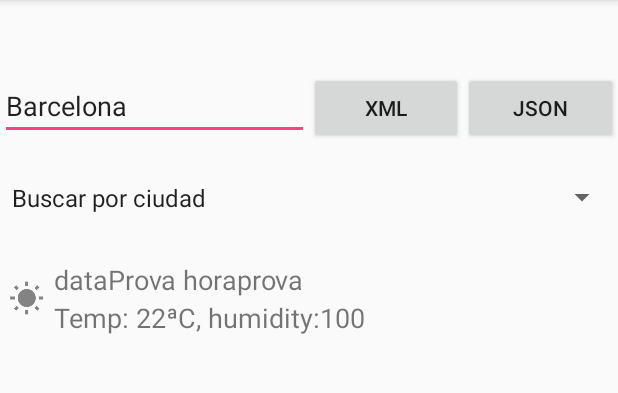
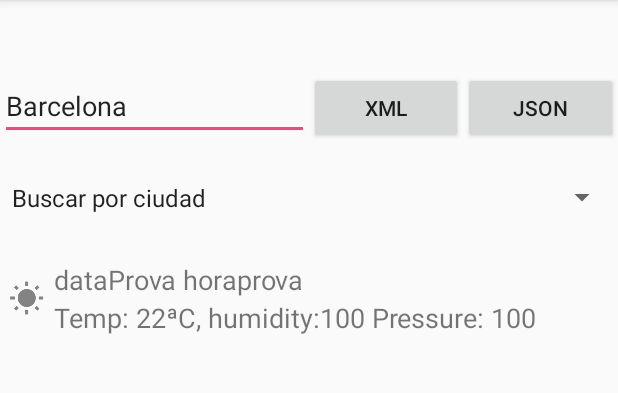
Before and after one commit to damarillom/PT16-Android, an Android app: the screen it shows after launch (MainActivity), after a tap on "JSON", on a phone screen of 412 x 824 dp, the part 113-506 px from its top. Run offline under Robolectric (Android 15) with nearby library versions, the phone set to English and light mode, and no system bars.

Commit message:
Camp add to BBDD and camp pressure add to app

```diff
--- a/app/src/main/java/com/example/danie/pt16/CustomAdapter.java
+++ b/app/src/main/java/com/example/danie/pt16/CustomAdapter.java
@@ -113,7 +113,7 @@ public class CustomAdapter extends RecyclerView.Adapter<CustomAdapter.ViewHolder
         else
             holder.imatge.setImageResource(R.drawable.ic_action_sun);
 
-        holder.tempe.setText("Temp: " + name.getTempe() + "ªC, humidity:" + name.getHumidity() );
+        holder.tempe.setText("Temp: " + name.getTempe() + "ªC, humidity:" + name.getHumidity() + " Pressure: " + name.getPress());
 
     }
 
--- a/app/src/main/java/com/example/danie/pt16/MainActivity.java
+++ b/app/src/main/java/com/example/danie/pt16/MainActivity.java
@@ -91,6 +91,15 @@ public class MainActivity extends AppCompatActivity implements
 
             switch (position){
                 case 0:
+                    /**try {
+                        openWeather(false,Float.parseFloat("0"),Float.parseFloat("0"));
+                        //openWeather(false);
+                    } catch (XmlPullParserException e) {
+                        e.printStackTrace();
+                    } catch (JSONException e) {
+                        e.printStackTrace();
+                    }*/
+
                     try {
                         openWeather(false,Float.parseFloat("0"),Float.parseFloat("0"));
                         //openWeather(false);
@@ -294,14 +303,14 @@ public class MainActivity extends AppCompatActivity implements
                     if (!JSonFormat) {
                         temps = pars.parsejaXml(result);
                         //List<Temp> model = new ArrayList<>();
-                        Temp temp = new Temp("dataProvaThoraprova", "22", "hot", "100");
+                        Temp temp = new Temp("dataProvaThoraprova", "22", "hot", "100", "100");
                         //model.add(temp);
                         temps.add(temp);
                     } else {
                         //Log.d("test", "openWeather,entra parsejaJSon ");
 
                         temps = pars.parsejaJSon(result);
-                        Temp temp = new Temp("dataProva horaprova", "22", "hot", "100");
+                        Temp temp = new Temp("dataProva horaprova", "22", "hot", "100", "100");
                         temps.add(temp);
                     }
 
@@ -330,14 +339,14 @@ public class MainActivity extends AppCompatActivity implements
                     if (!JSonFormat) {
                         temps = pars.parsejaXml(result);
                         //List<Temp> model = new ArrayList<>();
-                        Temp temp = new Temp("dataProvaThoraprova", "22", "hot", "100");
+                        Temp temp = new Temp("dataProvaThoraprova", "22", "hot", "100", "100");
                         //model.add(temp);
                         temps.add(temp);
                     } else {
                         //Log.d("test", "openWeather,entra parsejaJSon ");
 
                         temps = pars.parsejaJSon(result);
-                        Temp temp = new Temp("dataProva horaprova", "22", "hot", "100");
+                        Temp temp = new Temp("dataProva horaprova", "22", "hot", "100", "100");
                         temps.add(temp);
                     }
 
--- a/app/src/main/java/com/example/danie/pt16/Parser.java
+++ b/app/src/main/java/com/example/danie/pt16/Parser.java
@@ -25,6 +25,7 @@ public class Parser extends AppCompatActivity {
         String calorFred = null;
         Temp temp;
         String humid=null;
+        String press=null;
 
         List<Temp> llista = new ArrayList<Temp>();
         String direccion="";
@@ -47,6 +48,8 @@ public class Parser extends AppCompatActivity {
                     //temperature = resultJSON.getJSONObject(i).getString("main");
                     temperature = resultJSON.getJSONObject(i).getJSONObject("main").getString("temp");
 
+                    press = resultJSON.getJSONObject(i).getJSONObject("main").getString("pressure");
+
                     time = resultJSON.getJSONObject(i).getString("dt_txt");
                     if (temperature != null) {
                         if (Double.parseDouble(temperature) >= 20) {
@@ -56,8 +59,8 @@ public class Parser extends AppCompatActivity {
                         }
                     }
 
-                    temp = new Temp(time, temperature, calorFred, humid);
-                    Log.d("test", "bloc " + String.valueOf(i) + " " + time + " " + temperature + " " + humid + " " + calorFred);
+                    temp = new Temp(time, temperature, calorFred, humid, press);
+                    Log.d("test", "bloc " + String.valueOf(i) + " " + time + " " + temperature + " " + humid + " " + calorFred + " " + press);
                     llista.add(temp);
                     time = null;
                     temperature = null;
@@ -81,7 +84,7 @@ public class Parser extends AppCompatActivity {
 
         String time = null;
         String temperature = null;
-        String calorFred = null, humid=null;
+        String calorFred = null, humid=null, press = null;
         Temp temp;
 
         List<Temp> llista = new ArrayList<Temp>();
@@ -109,6 +112,10 @@ public class Parser extends AppCompatActivity {
                     humid = xpp.getAttributeValue(null, "value");
                 }
 
+                if (xpp.getName().equals("pressure")) {
+                    press = xpp.getAttributeValue(null, "value");
+                }
+
                 if (temperature != null) {
                     if (Double.parseDouble(temperature) >= 20) {
                         calorFred = "hot";
@@ -120,7 +127,7 @@ public class Parser extends AppCompatActivity {
                 if (time != null && temperature != null) {
                     try {
                         time = time.replace   ("T"," ");
-                        temp = new Temp(time, temperature, calorFred,humid);
+                        temp = new Temp(time, temperature, calorFred,humid,press);
                         Log.d("test", "parsejant "+time+temperature+calorFred+humid);
                         llista.add(temp);
                         time=null;
--- a/app/src/main/java/com/example/danie/pt16/Temp.java
+++ b/app/src/main/java/com/example/danie/pt16/Temp.java
@@ -6,13 +6,14 @@ public class Temp {
         private String tempe;
         private String imatge;
         private String humidity;
+        private String press;
 
-
-    public Temp(String data, String tempe, String imatge, String humid) {
+    public Temp(String data, String tempe, String imatge, String humid, String press) {
         this.data = data;
         this.tempe = tempe;
         this.imatge = imatge;
         this.humidity=humid;
+        this.press=press;
 
     }
 
@@ -47,4 +48,12 @@ public class Temp {
     public void setImatge(String imatge) {
         this.imatge = imatge;
     }
+
+    public String getPress() {
+        return press;
+    }
+
+    public void setPress(String press) {
+        this.press = press;
+    }
 }
--- a/app/src/main/java/com/example/danie/pt16/TemperaturesContract.java
+++ b/app/src/main/java/com/example/danie/pt16/TemperaturesContract.java
@@ -8,12 +8,14 @@ public class TemperaturesContract {
     }
 
     public static final String TABLE_NAME = "openWeather";
+    public static final String NOMBRE_COLUMNA_ACCESO = "LastModified";
     public static final String NOMBRE_COLUMNA_NOMCIUTAT = "Nom";
     public static final String NOMBRE_COLUMNA_HORES = "Hores";
     public static final String NOMBRE_COLUMNA_TEMPS = "Temps";
 
 
     public static final String SQL_CREATE_ENTRIES = "CREATE TABLE " + TemperaturesContract.TABLE_NAME + " (" +
+            TemperaturesContract.NOMBRE_COLUMNA_ACCESO + " TEXT," +
             TemperaturesContract.NOMBRE_COLUMNA_NOMCIUTAT + " TEXT," +
             TemperaturesContract.NOMBRE_COLUMNA_HORES + " TEXT,"+
             TemperaturesContract.NOMBRE_COLUMNA_TEMPS + " TEXT)";
--- a/app/src/main/java/com/example/danie/pt16/TemperaturesHelper2.java
+++ b/app/src/main/java/com/example/danie/pt16/TemperaturesHelper2.java
@@ -7,6 +7,7 @@ import android.database.sqlite.SQLiteDatabase;
 import android.database.sqlite.SQLiteOpenHelper;
 
 import java.text.ParseException;
+import java.text.SimpleDateFormat;
 import java.util.ArrayList;
 import java.util.Date;
 import java.util.List;
@@ -40,11 +41,37 @@ public class TemperaturesHelper2 extends SQLiteOpenHelper {
         //db.query...
 
         //if (cursor.moveToFirst() és fals, o altres maneres...
-            return false;
+        return false;
 
     }
 
+    //FUNCION QUE DEVUELVE FECHAACTUAL
+    public String fechaActual() {
+
+        try {
+
+            SimpleDateFormat dateFormat = new SimpleDateFormat("yyyy-MM-dd HH:mm:ss");
+            String fecha = dateFormat.format(new Date());
+
+            return fecha;
+        } catch (Exception e) {
+            e.printStackTrace();
+
+            return null;
+        }
+    }
+
+    //AQUI RELLENA LOS VALORES EN LA TABLA
     public void guarda(String nomCiutat, List<Temp> blocs) throws ParseException {
+
+        /*Date fechanow = new Date();
+        SimpleDateFormat actual = new SimpleDateFormat("yyyy-MM-dd HH:mm:ss");
+        try {
+            String fechaActual = actual.format(new Date());
+            fechanow = actual.parse(fechaActual);
+        } catch (ParseException e) {
+            e.printStackTrace();
+        }*/
 
         SQLiteDatabase db = this.getWritableDatabase();
         //blocs = new ModificaDadesGuardarBDD(blocs).formatearParaBDD();
@@ -52,6 +79,7 @@ public class TemperaturesHelper2 extends SQLiteOpenHelper {
         ContentValues values = null;
         for (int i = 0; i < blocs.size(); i++) {
             values = new ContentValues();
+            values.put(TemperaturesContract.NOMBRE_COLUMNA_ACCESO, String.valueOf(fechaActual()));
             values.put(TemperaturesContract.NOMBRE_COLUMNA_NOMCIUTAT, nomCiutat);
             values.put(TemperaturesContract.NOMBRE_COLUMNA_HORES, blocs.get(i).getData());
             values.put(TemperaturesContract.NOMBRE_COLUMNA_TEMPS, blocs.get(i).getTempe().replace(",","."));
@@ -59,6 +87,8 @@ public class TemperaturesHelper2 extends SQLiteOpenHelper {
             db.insert(TemperaturesContract.TABLE_NAME, null, values);
         }
     }
+
+
 
     public List<Temp> llegeix(String nomCiutat) throws ParseException {
 
@@ -68,6 +98,7 @@ public class TemperaturesHelper2 extends SQLiteOpenHelper {
         SQLiteDatabase db = this.getReadableDatabase();
 
         String[] projection = {
+                TemperaturesContract.NOMBRE_COLUMNA_ACCESO,
                 TemperaturesContract.NOMBRE_COLUMNA_NOMCIUTAT,
                 TemperaturesContract.NOMBRE_COLUMNA_HORES,
                 TemperaturesContract.NOMBRE_COLUMNA_TEMPS
@@ -89,7 +120,7 @@ public class TemperaturesHelper2 extends SQLiteOpenHelper {
             } else {
                 calorFred="cold";
             }
-            ciutat=new Temp(hora,temperatura,calorFred,"");
+            ciutat=new Temp(hora,temperatura,calorFred,"", "");
             mostrar.add(ciutat);
         }
         cursor.close();
@@ -97,6 +128,7 @@ public class TemperaturesHelper2 extends SQLiteOpenHelper {
         return mostrar;
 
     }
+
 
     public boolean estaActualitzada(String nomCiutat) throws ParseException {
 
@@ -106,17 +138,70 @@ public class TemperaturesHelper2 extends SQLiteOpenHelper {
         Date fechanow = new Date();
 
 
-        return true;
+        SimpleDateFormat actual = new SimpleDateFormat("yyyy-MM-dd HH:mm:ss");
+        try {
+            String fechaActual = actual.format(new Date());
+            fechanow = actual.parse(fechaActual);
+        } catch (ParseException e) {
+            e.printStackTrace();
+        }
+
+        SimpleDateFormat ultimaHora = new SimpleDateFormat("yyyy-MM-dd HH:mm:ss");
+        try {
+
+            //String query = "SELECT * FROM LastModified;";
+            //db.execSQL(query);
+            Cursor c = db.rawQuery(" SELECT * FROM LastModified ", null);
+
+            if (c != null) {
+                do {
+                    String date = c.getString(c.getColumnIndex("LastModified"));
+                    if (date.equals(fechanow)) db.delete("LastModified", null, null);
+                }while (c.moveToNext());
+            }
+            //db.execSQL("SELECT * from LastModified );
+            fechaBBDD = ultimaHora.parse(hora);
+        } catch (ParseException e) {
+            e.printStackTrace();
+        }
+
+        if(fechanow.compareTo(fechaBBDD)>0){
+            return false;
+        }else{
+            return  true;
+        }
+
 
     }
 
 
+
+
+
+    /*public void eliminaDades(String nomCiutat) {
+
+        SQLiteDatabase db = this.getWritableDatabase();
+
+
+        String table = "Nom";
+        String whereClause = "Nom = '"+nomCiutat+"'";
+        //String[] whereArgs = new String[] { String.valueOf(row) };
+        //db.delete(table, whereClause, whereArgs);
+
+
+
+
+        //db.delete...
+    }*/
     public void eliminaDades(String nomCiutat) {
 
         SQLiteDatabase db = this.getWritableDatabase();
 
 
+        String selection = TemperaturesContract.NOMBRE_COLUMNA_NOMCIUTAT + " = ?";
 
-        //db.delete...
+        String[] selectionArgs = {nomCiutat};
+
+        db.delete(TemperaturesContract.TABLE_NAME, selection, selectionArgs);
     }
 }
```
